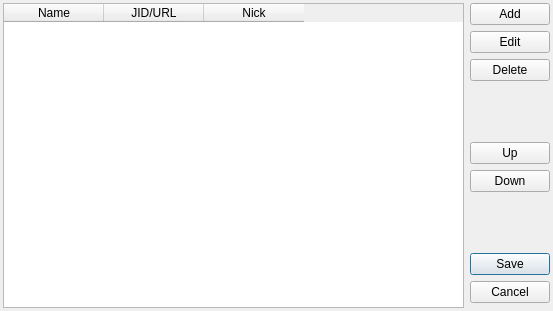
vacuum-im/vacuum-im, file trunk/src/plugins/bookmarks/editbookmarksdialog.ui: the form before one commit.
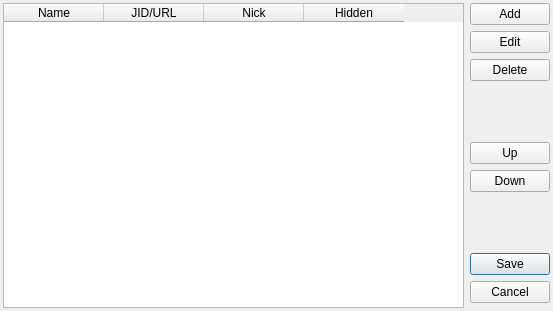
The form after the commit.

Commit message: Убрана сортировка по умолчанию - упорядочить строки можно по нажатию на заголовок столбца

The edit to the form file:
```diff
--- a/trunk/src/plugins/bookmarks/editbookmarksdialog.ui
+++ b/trunk/src/plugins/bookmarks/editbookmarksdialog.ui
@@ -32,14 +32,20 @@
       <enum>QAbstractItemView::SelectRows</enum>
      </property>
      <property name="sortingEnabled">
-      <bool>true</bool>
+      <bool>false</bool>
      </property>
      <property name="cornerButtonEnabled">
       <bool>false</bool>
      </property>
+     <property name="columnCount">
+      <number>4</number>
+     </property>
      <attribute name="horizontalHeaderHighlightSections">
       <bool>false</bool>
      </attribute>
+     <attribute name="horizontalHeaderShowSortIndicator" stdset="0">
+      <bool>true</bool>
+     </attribute>
      <column>
       <property name="text">
        <string>Name</string>
@@ -55,6 +61,22 @@
        <string>Nick</string>
       </property>
      </column>
+     <column>
+      <property name="text">
+       <string notr="true">Hidden</string>
+      </property>
+      <property name="toolTip">
+       <string notr="true"/>
+      </property>
+      <property name="whatsThis">
+       <string notr="true"/>
+      </property>
+      <property name="font">
+       <font>
+        <kerning>false</kerning>
+       </font>
+      </property>
+     </column>
     </widget>
    </item>
    <item>
```
The commit also changes 2 other files.
